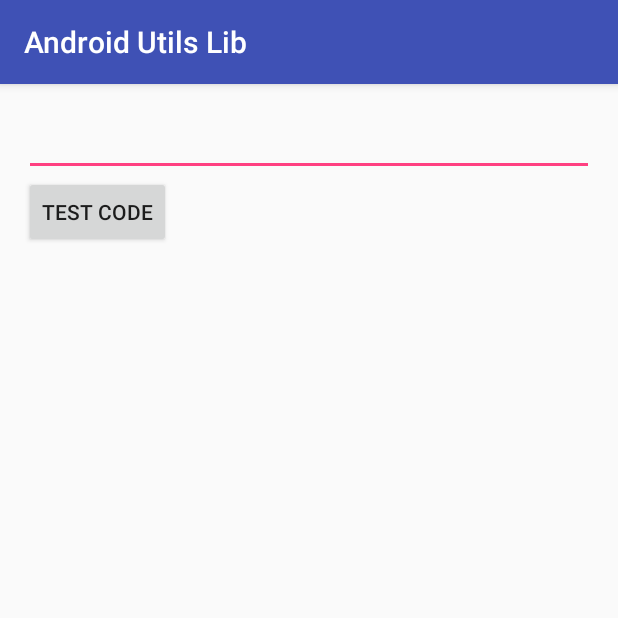
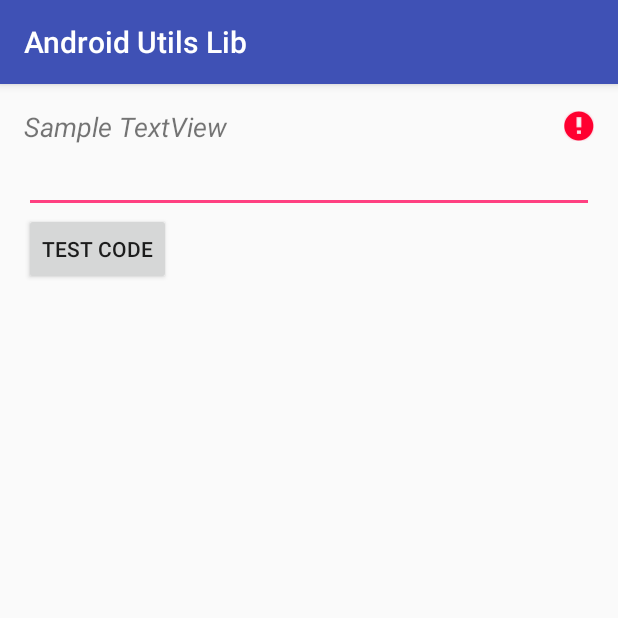
Before and after one commit to rahulrvp/android-utils-lib, an Android app: the screen it shows after launch (MainActivity), on a phone screen of 412 x 824 dp, the top half of it. Run offline under Robolectric (Android 15) with nearby library versions, the phone set to English and light mode, and no system bars.

Commit message:
added TextViewUtils

```diff
--- /dev/null
+++ b/android-utils/src/main/java/io/github/rahulrvp/android_utils/TextViewUtils.java
@@ -0,0 +1,141 @@
+package io.github.rahulrvp.android_utils;
+
+import android.content.Context;
+import android.util.Log;
+import android.widget.TextView;
+
+/**
+ * @author Rahul Raveendran V P
+ *         Created on 13/10/16 @ 7:05 PM
+ *         https://github.com/rahulrvp
+ */
+
+
+public class TextViewUtils {
+
+    private static final String LOG_TAG = "TextView Utils";
+
+    /**
+     * Read text from a given {@link TextView} and returns the value as string.
+     *
+     * @param textView {@link TextView} from which the text should be read
+     * @return text in {@link String} format if {@link TextView} is valid, else 'null'
+     */
+    public static String getText(TextView textView) {
+        String result = null;
+
+        if (textView != null) {
+            CharSequence charSequence = textView.getText();
+            if (charSequence != null) {
+                result = charSequence.toString();
+            }
+        }
+
+        return result;
+    }
+
+    /**
+     * Sets text in given {@link TextView}
+     *
+     * @param textView Valid {@link TextView} object
+     * @param resId    Resource id of the String to be shown in {@link TextView}
+     */
+    public static void setText(TextView textView, int resId) {
+        setText(textView, resId, new Object[0]);
+    }
+
+    /**
+     * Sets text in given {@link TextView}
+     *
+     * @param textView   Valid {@link TextView} object
+     * @param resId      Resource id of the String to be shown in {@link TextView}
+     * @param formatArgs Format Arguments
+     */
+    public static void setText(TextView textView, int resId, Object... formatArgs) {
+        if (textView != null) {
+            Context context = textView.getContext();
+            setText(textView, getString(context, resId, formatArgs));
+        }
+    }
+
+    /**
+     * Sets text in given {@link TextView}
+     *
+     * @param textView Valid {@link TextView} object
+     * @param text     Text to be shown in the given {@link TextView}
+     */
+    public static void setText(TextView textView, String text) {
+        if (textView != null) {
+            textView.setText(text);
+        }
+    }
+
+    /**
+     * Sets error text in given {@link TextView}
+     *
+     * @param textView Valid {@link TextView} object
+     * @param resId    Resource id of the error text to be shown in {@link TextView}
+     */
+    public static void setError(TextView textView, int resId) {
+        setError(textView, resId, new Object[0]);
+    }
+
+    /**
+     * Sets error text in given {@link TextView}
+     *
+     * @param textView   Valid {@link TextView} object
+     * @param resId      Resource id of the error text to be shown in {@link TextView}
+     * @param formatArgs Format Arguments
+     */
+    public static void setError(TextView textView, int resId, Object... formatArgs) {
+        if (textView != null) {
+            Context context = textView.getContext();
+            setError(textView, getString(context, resId, formatArgs));
+        }
+    }
+
+    /**
+     * Sets error text in given {@link TextView}
+     *
+     * @param textView Valid {@link TextView} object
+     * @param error    Text to be shown as error in the given {@link TextView}
+     */
+    public static void setError(TextView textView, String error) {
+        if (textView != null) {
+            if (!textView.isFocusable() && !textView.isFocusableInTouchMode()) {
+                try {
+                    String idString = textView.getResources().getResourceEntryName(textView.getId());
+                    Log.i(LOG_TAG, "Add following attributes to your TextView (@id/" + idString + ") to see the error popup on touch." +
+                            "\nandroid:focusable=\"true\"" +
+                            "\nandroid:focusableInTouchMode=\"true\"");
+                } catch (Exception ignore) {
+                    // do nothing
+                }
+            }
+
+            textView.setError(error);
+        }
+    }
+
+    /**
+     * Helper method to read string from resources
+     *
+     * @param context    Valid {@link Context} object.
+     * @param resId      Resource id of the string to be read.
+     * @param formatArgs Format Arguments
+     * @return The string with given resID.
+     */
+    private static String getString(Context context, int resId, Object... formatArgs) {
+        String result = null;
+
+        if (context != null) {
+            if (formatArgs == null || formatArgs.length > 0) {
+                result = context.getString(resId, formatArgs);
+            } else {
+                result = context.getString(resId);
+            }
+        }
+
+        return result;
+    }
+}
--- a/android-utils/src/main/java/io/github/rahulrvp/android_utils/ValidationUtils.java
+++ b/android-utils/src/main/java/io/github/rahulrvp/android_utils/ValidationUtils.java
@@ -78,8 +78,12 @@ public class ValidationUtils {
     public static void addPhoneNumberValidator(final EditText editText) {
         if (editText != null) {
             if (editText.getInputType() != InputType.TYPE_CLASS_PHONE) {
-                String idString = editText.getResources().getResourceEntryName(editText.getId());
-                Log.w(LOG_TAG, "The 'inputType' must be set to 'phone' for this EditText : @id/" + idString);
+                try {
+                    String idString = editText.getResources().getResourceEntryName(editText.getId());
+                    Log.w(LOG_TAG, "The 'inputType' must be set to 'phone' for this EditText : @id/" + idString);
+                } catch (Exception ignore) {
+                    // do nothing.
+                }
             }
 
             editText.setOnFocusChangeListener(new View.OnFocusChangeListener() {
--- a/app/src/main/java/io/github/rahulrvp/androidutilslib/MainActivity.java
+++ b/app/src/main/java/io/github/rahulrvp/androidutilslib/MainActivity.java
@@ -1,12 +1,14 @@
 package io.github.rahulrvp.androidutilslib;
 
+import android.os.Bundle;
 import android.support.v7.app.AppCompatActivity;
-import android.os.Bundle;
 import android.util.Log;
 import android.view.View;
 import android.widget.EditText;
+import android.widget.TextView;
 
 import io.github.rahulrvp.android_utils.EditTextUtils;
+import io.github.rahulrvp.android_utils.TextViewUtils;
 import io.github.rahulrvp.android_utils.ValidationUtils;
 
 public class MainActivity extends AppCompatActivity {
@@ -17,6 +19,11 @@ public class MainActivity extends AppCompatActivity {
     protected void onCreate(Bundle savedInstanceState) {
         super.onCreate(savedInstanceState);
         setContentView(R.layout.activity_main);
+
+        TextView textView = (TextView) findViewById(R.id.sample_textview);
+        String text = TextViewUtils.getText(textView);
+        Log.wtf("LOG", text);
+        TextViewUtils.setError(textView, "New text!");
 
         mEditText = (EditText) findViewById(R.id.edit_text);
         ValidationUtils.addPhoneNumberValidator(mEditText);
--- a/app/src/main/res/layout/activity_main.xml
+++ b/app/src/main/res/layout/activity_main.xml
@@ -10,10 +10,19 @@
     android:paddingTop="@dimen/activity_vertical_margin"
     tools:context="io.github.rahulrvp.androidutilslib.MainActivity">
 
+    <TextView
+        android:id="@+id/sample_textview"
+        android:layout_width="match_parent"
+        android:layout_height="wrap_content"
+        android:text="Sample TextView"
+        android:textSize="18sp"
+        android:textStyle="italic" />
+
     <EditText
         android:id="@+id/edit_text"
         android:layout_width="match_parent"
-        android:layout_height="wrap_content" />
+        android:layout_height="wrap_content"
+        android:layout_below="@id/sample_textview" />
 
     <Button
         android:layout_width="wrap_content"
```
